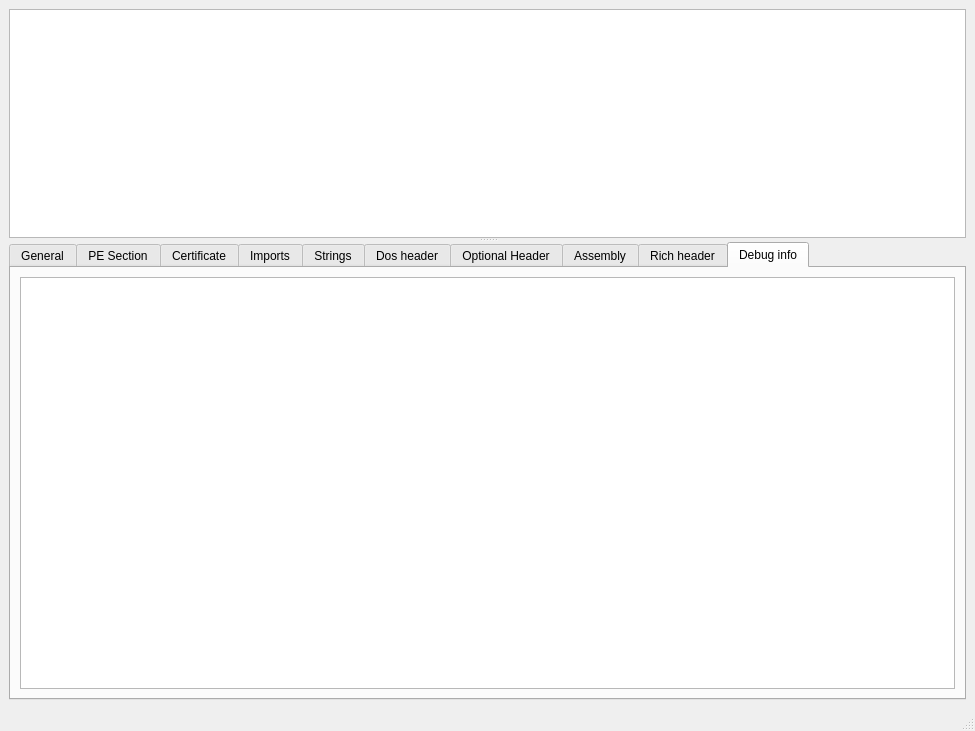
Old version of the form mainwindow.ui in the repository grzesiekkedzior/DriverSentinel.
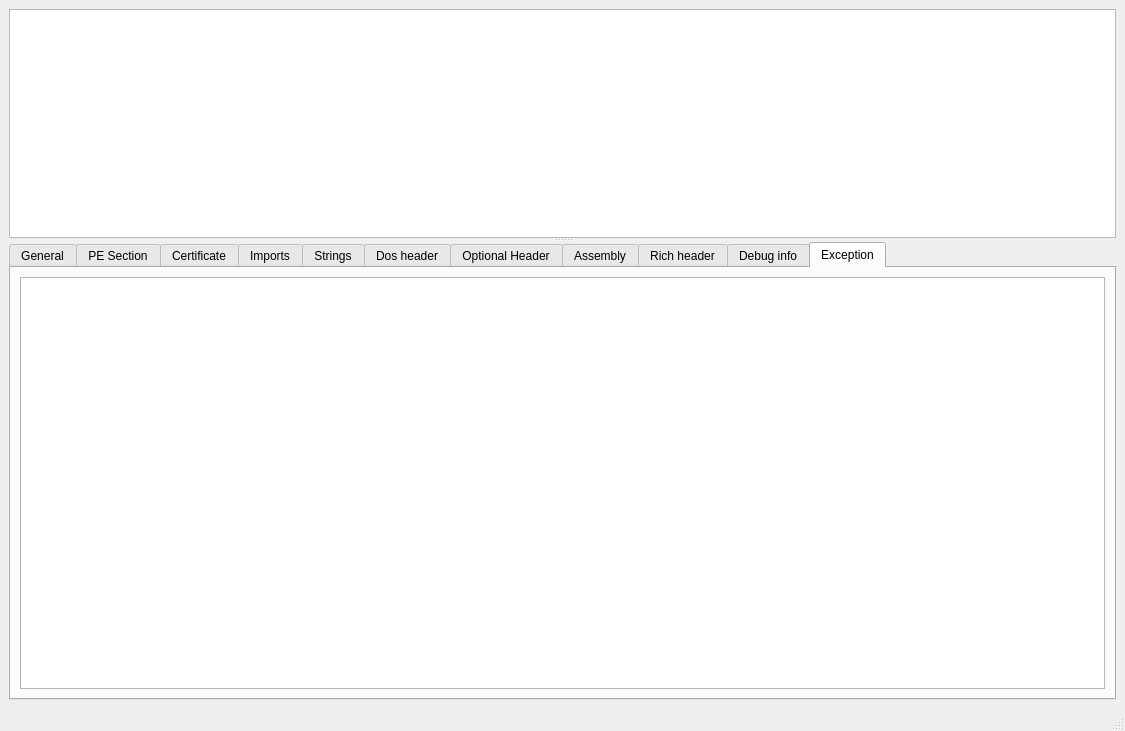
New version of the form.

Commit message: Add a basic sceleton of exceptions.

Diff of the .ui file:
```diff
--- a/mainwindow.ui
+++ b/mainwindow.ui
@@ -6,7 +6,7 @@
    <rect>
     <x>0</x>
     <y>0</y>
-    <width>975</width>
+    <width>1125</width>
     <height>731</height>
    </rect>
   </property>
@@ -39,7 +39,7 @@
       </widget>
       <widget class="QTabWidget" name="tabWidget">
        <property name="currentIndex">
-        <number>9</number>
+        <number>10</number>
        </property>
        <widget class="QWidget" name="general">
         <attribute name="title">
@@ -1666,6 +1666,16 @@
          </item>
         </layout>
        </widget>
+       <widget class="QWidget" name="exeption">
+        <attribute name="title">
+         <string>Exception</string>
+        </attribute>
+        <layout class="QVBoxLayout" name="verticalLayout_14">
+         <item>
+          <widget class="QTableView" name="exceptionTableView"/>
+         </item>
+        </layout>
+       </widget>
       </widget>
      </widget>
     </item>
```
Left out of the diff: 8 changed lines with no effect on the pictures. The commit also changes 7 other files.
